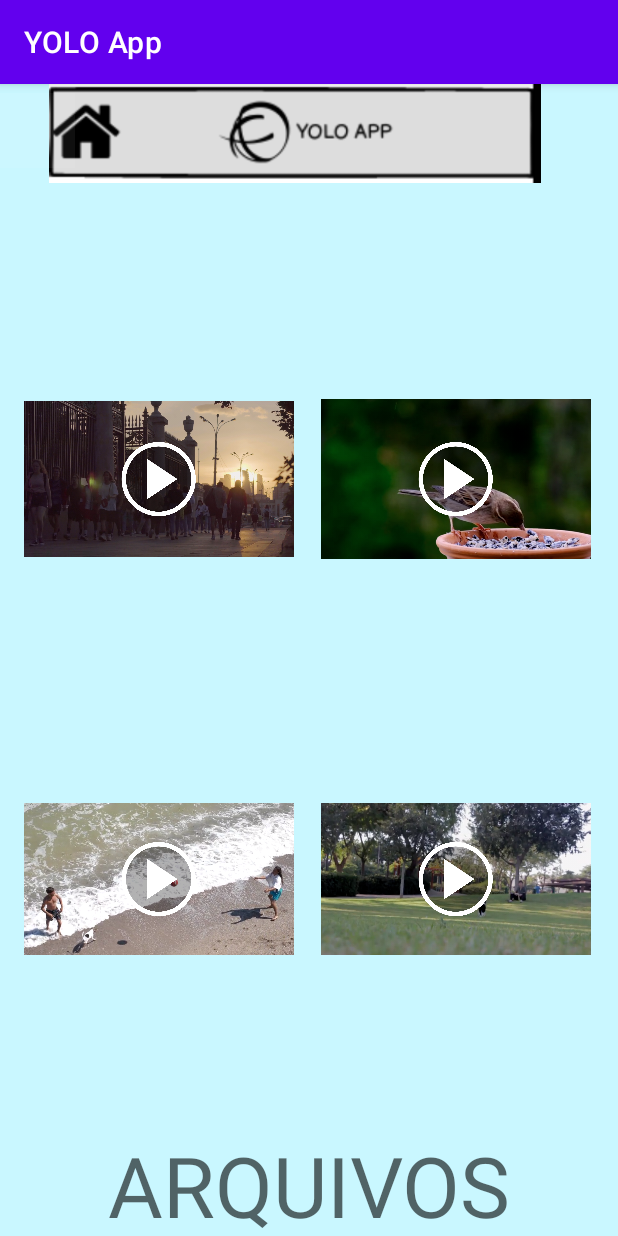
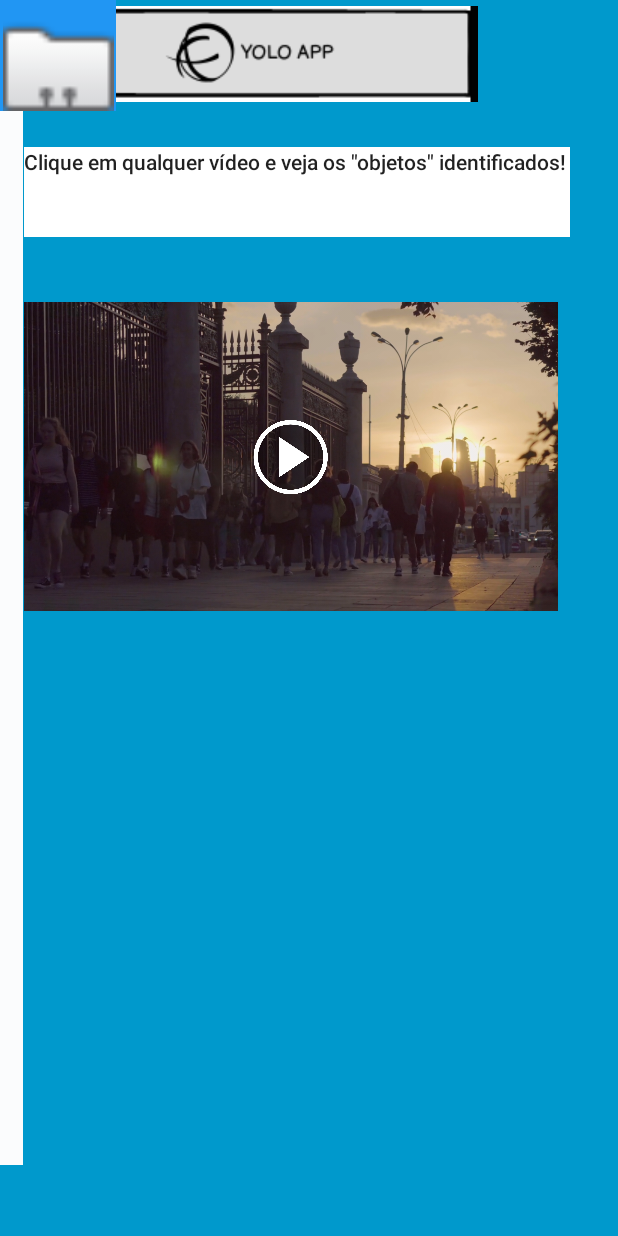
Before and after one commit to nataliasousafreire/YOLO-APP, an Android app: the Listvideo screen opened directly, with no data from a screen before it, on a phone screen of 412 x 824 dp. Run offline under Robolectric (Android 15) with nearby library versions, the light colour scheme and no system bars.

Commit message:
alterando layout

```diff
--- a/app/src/main/AndroidManifest.xml
+++ b/app/src/main/AndroidManifest.xml
@@ -15,6 +15,7 @@
         android:theme="@style/Theme.YOLOApp">
         <activity
             android:name=".PlayActivity"
+            android:screenOrientation="landscape"
             android:exported="false" />
         <activity
             android:name=".Listvideo"
--- a/app/src/main/java/com/example/yoloapp/Listvideo.java
+++ b/app/src/main/java/com/example/yoloapp/Listvideo.java
@@ -8,25 +8,30 @@ import android.view.View;
 import android.widget.ImageView;
 
 public class Listvideo extends AppCompatActivity {
-    //private ImageButton camButton;
-    private ImageView mainview;
     @Override
     protected void onCreate(Bundle savedInstanceState) {
         super.onCreate(savedInstanceState);
         setContentView(R.layout.activity_listvideo);
-
-        mainview = (ImageView) findViewById(R.id.ImageMain);
+        getSupportActionBar().hide();
+        //private ImageButton camButton;
+        ImageView mainview = (ImageView) findViewById(R.id.ImageMain);
         mainview.setOnClickListener(new View.OnClickListener() {
             @Override
             public void onClick(View v) {
-                // mudar para tela certo
+                // mudar para tela principal
                 Intent startIntent = new Intent(getApplicationContext(), MainActivity.class);
                 startActivity(startIntent);
             }
         });
-    }
-    public void abrirvideo(View view){
-        startActivity(new Intent(this,PlayActivity.class));
+        ImageView executar = (ImageView) findViewById(R.id.ImageExecutar);
+        executar.setOnClickListener(new View.OnClickListener() {
+            @Override
+            public void onClick(View v) {
+                // mudar para tela principal
+                Intent startIntent = new Intent(getApplicationContext(), PlayActivity.class);
+                startActivity(startIntent);
+            }
+        });
 
     }
 
--- a/app/src/main/java/com/example/yoloapp/PlayActivity.java
+++ b/app/src/main/java/com/example/yoloapp/PlayActivity.java
@@ -13,11 +13,12 @@ public class PlayActivity extends AppCompatActivity {
     protected void onCreate(Bundle savedInstanceState) {
         super.onCreate(savedInstanceState);
         setContentView(R.layout.activity_play);
-        videoView = findViewById(R.id.videoView);
-
+        videoView = findViewById(R.id.videoView2);
+        // esconder a actionbar
+        getSupportActionBar().hide();
         // executar o video
         videoView.setMediaController( new MediaController(this));
-        videoView.setVideoPath("android.resource://" + getPackageName() + "/" + R.raw.dog_4727);
+        videoView.setVideoPath("android.resource://" + getPackageName() + "/" + R.raw.birddetect);
         videoView.start();
 
     }
--- a/app/src/main/res/layout/activity_listvideo.xml
+++ b/app/src/main/res/layout/activity_listvideo.xml
@@ -4,54 +4,22 @@
     xmlns:tools="http://schemas.android.com/tools"
     android:layout_width="match_parent"
     android:layout_height="match_parent"
-    android:background="@color/cor_fundo"
+    android:background="@android:color/holo_blue_dark"
+    android:foregroundTint="@color/cor_fundo"
     tools:context=".Listvideo">
 
     <ImageView
         android:id="@+id/imageView"
-        android:layout_width="180dp"
-        android:layout_height="200dp"
+        android:layout_width="356dp"
+        android:layout_height="250dp"
         android:layout_marginTop="97dp"
         app:layout_constraintBottom_toBottomOf="parent"
         app:layout_constraintEnd_toEndOf="parent"
-        app:layout_constraintHorizontal_bias="0.069"
+        app:layout_constraintHorizontal_bias="0.29"
         app:layout_constraintStart_toStartOf="parent"
-        app:layout_constraintTop_toBottomOf="@+id/imageView15"
-        app:layout_constraintVertical_bias="0.0"
+        app:layout_constraintTop_toBottomOf="@+id/ImageMain"
+        app:layout_constraintVertical_bias="0.025"
         app:srcCompat="@drawable/video1" />
-
-    <ImageView
-        android:id="@+id/imageView2"
-        android:layout_width="180dp"
-        android:layout_height="200dp"
-        app:layout_constraintBottom_toTopOf="@+id/textView6"
-        app:layout_constraintEnd_toEndOf="parent"
-        app:layout_constraintHorizontal_bias="0.069"
-        app:layout_constraintStart_toStartOf="parent"
-        app:layout_constraintTop_toBottomOf="@+id/imageView"
-        app:srcCompat="@drawable/video2" />
-
-    <ImageView
-        android:id="@+id/imageView3"
-        android:layout_width="180dp"
-        android:layout_height="200dp"
-        app:layout_constraintBottom_toTopOf="@+id/textView6"
-        app:layout_constraintEnd_toEndOf="parent"
-        app:layout_constraintStart_toEndOf="@+id/imageView2"
-        app:layout_constraintTop_toBottomOf="@+id/imageView4"
-        app:srcCompat="@drawable/video3" />
-
-    <ImageView
-        android:id="@+id/imageView4"
-        android:layout_width="180dp"
-        android:layout_height="200dp"
-        android:layout_marginTop="97dp"
-        app:layout_constraintBottom_toBottomOf="parent"
-        app:layout_constraintEnd_toEndOf="parent"
-        app:layout_constraintStart_toEndOf="@+id/imageView"
-        app:layout_constraintTop_toBottomOf="@+id/imageView15"
-        app:layout_constraintVertical_bias="0.0"
-        app:srcCompat="@drawable/video4" />
 
     <ImageView
         android:id="@+id/ImageExecutar"
@@ -65,61 +33,69 @@
         app:srcCompat="@drawable/play" />
 
     <ImageView
-        android:id="@+id/imageView9"
-        android:layout_width="108dp"
-        android:layout_height="52dp"
-        android:onClick="abrirvideo"
-        app:layout_constraintBottom_toBottomOf="@+id/imageView4"
-        app:layout_constraintEnd_toEndOf="@+id/imageView4"
-        app:layout_constraintStart_toStartOf="@+id/imageView4"
-        app:layout_constraintTop_toTopOf="@+id/imageView4"
-        app:srcCompat="@drawable/play" />
-
-    <ImageView
-        android:id="@+id/imageView10"
-        android:layout_width="108dp"
-        android:layout_height="52dp"
-        android:onClick="abrirvideo"
-        app:layout_constraintBottom_toBottomOf="@+id/imageView2"
-        app:layout_constraintEnd_toEndOf="@+id/imageView2"
-        app:layout_constraintStart_toStartOf="@+id/imageView2"
-        app:layout_constraintTop_toTopOf="@+id/imageView2"
-        app:srcCompat="@drawable/play" />
-
-    <ImageView
-        android:id="@+id/imageView11"
-        android:layout_width="108dp"
-        android:layout_height="52dp"
-        app:layout_constraintBottom_toBottomOf="@+id/imageView3"
-        app:layout_constraintEnd_toEndOf="@+id/imageView3"
-        app:layout_constraintStart_toStartOf="@+id/imageView3"
-        app:layout_constraintTop_toTopOf="@+id/imageView3"
-        app:srcCompat="@drawable/play" />
-
-    <ImageView
-        android:id="@+id/imageView15"
-        android:layout_width="393dp"
-        android:layout_height="66dp"
+        android:id="@+id/ImageMain"
+        android:layout_width="wrap_content"
+        android:layout_height="72dp"
+        app:layout_constraintEnd_toEndOf="parent"
+        app:layout_constraintHorizontal_bias="0.01"
+        app:layout_constraintStart_toStartOf="parent"
         app:srcCompat="@drawable/main"
-        tools:layout_editor_absoluteX="9dp"
-        tools:layout_editor_absoluteY="16dp" />
+        tools:layout_editor_absoluteY="1dp" />
 
     <TextView
         android:id="@+id/textView6"
-        android:layout_width="wrap_content"
-        android:layout_height="71dp"
-        android:text="ARQUIVOS"
-        android:textAppearance="@style/TextAppearance.AppCompat.Display3"
+        android:layout_width="364dp"
+        android:layout_height="60dp"
+        android:layout_marginTop="26dp"
+        android:layout_marginBottom="572dp"
+        android:background="#FAF4F4"
+        android:backgroundTint="#FFFFFF"
+        android:text='Clique em qualquer vídeo e veja os "objetos" identificados!'
+        android:textAppearance="@style/TextAppearance.AppCompat.Body2"
         app:layout_constraintBottom_toBottomOf="parent"
         app:layout_constraintEnd_toEndOf="parent"
-        app:layout_constraintStart_toStartOf="parent" />
+        app:layout_constraintHorizontal_bias="0.34"
+        app:layout_constraintStart_toStartOf="parent"
+        app:layout_constraintTop_toBottomOf="@+id/ImageMain"
+        app:layout_constraintVertical_bias="0.0" />
+
+    <ScrollView
+        android:id="@+id/scrollView2"
+        android:layout_width="15dp"
+        android:layout_height="729dp"
+        android:background="#FFFFFF"
+        android:backgroundTint="#FBFCFD"
+        app:layout_constraintBottom_toBottomOf="parent"
+        app:layout_constraintTop_toTopOf="parent"
+        tools:layout_editor_absoluteX="395dp">
+
+        <LinearLayout
+            android:layout_width="match_parent"
+            android:layout_height="wrap_content"
+            android:orientation="vertical" />
+    </ScrollView>
 
     <ImageView
-        android:id="@+id/ImageMain"
-        android:layout_width="50dp"
-        android:layout_height="62dp"
-        app:srcCompat="@android:drawable/divider_horizontal_dim_dark"
-        tools:layout_editor_absoluteX="40dp"
-        tools:layout_editor_absoluteY="16dp" />
+        android:id="@+id/imageViewVideoSamples2"
+        android:layout_width="77dp"
+        android:layout_height="74dp"
+        android:background="#2196F3"
+        android:backgroundTint="#2196F3"
+        app:srcCompat="@android:drawable/sym_contact_card"
+        tools:layout_editor_absoluteX="318dp"
+        tools:layout_editor_absoluteY="1dp"
+        tools:srcCompat="@android:drawable/sym_contact_card" />
+
+    <ImageView
+        android:id="@+id/imageView2"
+        android:layout_width="356dp"
+        android:layout_height="250dp"
+        android:layout_marginTop="8dp"
+        android:layout_marginEnd="23dp"
+        app:layout_constraintEnd_toStartOf="@+id/scrollView2"
+        app:layout_constraintHorizontal_bias="1.0"
+        app:layout_constraintStart_toStartOf="parent"
+        app:layout_constraintTop_toBottomOf="@+id/imageView"
+        app:srcCompat="@drawable/video4" />
 
 </androidx.constraintlayout.widget.ConstraintLayout>
```
Also changed, not shown: 4 other files.
